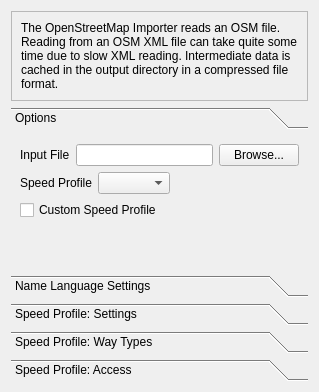
First picture: the form in plugins/osmimporter/oisettingsdialog.ui, repository shentok/MoNav, before the edit.
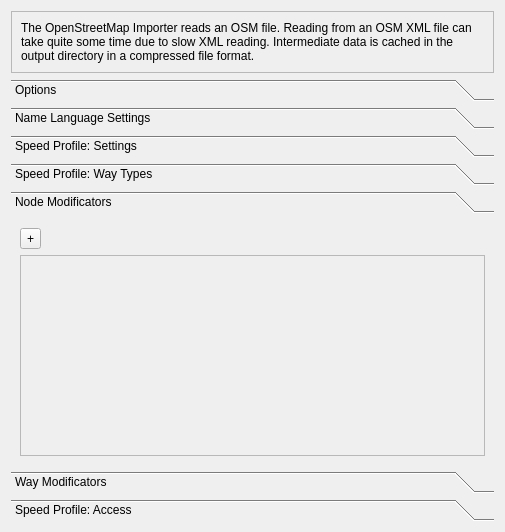
Second picture: the form after the edit. The open tabs and pages were chosen to show the change.

What changed in the file:
```diff
--- a/plugins/osmimporter/oisettingsdialog.ui
+++ b/plugins/osmimporter/oisettingsdialog.ui
@@ -5,6 +5,14 @@
   <property name="windowModality">
    <enum>Qt::NonModal</enum>
   </property>
+  <property name="geometry">
+   <rect>
+    <x>0</x>
+    <y>0</y>
+    <width>505</width>
+    <height>532</height>
+   </rect>
+  </property>
   <property name="sizePolicy">
    <sizepolicy hsizetype="Fixed" vsizetype="Fixed">
     <horstretch>0</horstretch>
@@ -59,8 +67,8 @@
        <rect>
         <x>0</x>
         <y>0</y>
-        <width>303</width>
-        <height>152</height>
+        <width>487</width>
+        <height>242</height>
        </rect>
       </property>
       <attribute name="label">
@@ -424,6 +432,98 @@
        </item>
       </layout>
      </widget>
+     <widget class="QWidget" name="page_6">
+      <property name="geometry">
+       <rect>
+        <x>0</x>
+        <y>0</y>
+        <width>487</width>
+        <height>242</height>
+       </rect>
+      </property>
+      <attribute name="label">
+       <string>Node Modificators</string>
+      </attribute>
+      <layout class="QVBoxLayout" name="verticalLayout_7">
+       <item>
+        <widget class="QToolButton" name="addNodeModificator">
+         <property name="text">
+          <string>+</string>
+         </property>
+        </widget>
+       </item>
+       <item>
+        <widget class="QScrollArea" name="nodeModificators">
+         <property name="widgetResizable">
+          <bool>true</bool>
+         </property>
+         <widget class="QWidget" name="scrollAreaWidgetContents">
+          <property name="geometry">
+           <rect>
+            <x>0</x>
+            <y>0</y>
+            <width>467</width>
+            <height>18</height>
+           </rect>
+          </property>
+          <property name="sizePolicy">
+           <sizepolicy hsizetype="Preferred" vsizetype="Maximum">
+            <horstretch>0</horstretch>
+            <verstretch>0</verstretch>
+           </sizepolicy>
+          </property>
+          <layout class="QVBoxLayout" name="verticalLayout_9"/>
+         </widget>
+        </widget>
+       </item>
+      </layout>
+     </widget>
+     <widget class="QWidget" name="Page_7">
+      <property name="geometry">
+       <rect>
+        <x>0</x>
+        <y>0</y>
+        <width>100</width>
+        <height>129</height>
+       </rect>
+      </property>
+      <attribute name="label">
+       <string>Way Modificators</string>
+      </attribute>
+      <layout class="QVBoxLayout" name="verticalLayout_8">
+       <item>
+        <widget class="QToolButton" name="addWayModificator">
+         <property name="text">
+          <string>+</string>
+         </property>
+        </widget>
+       </item>
+       <item>
+        <widget class="QScrollArea" name="wayModificators">
+         <property name="widgetResizable">
+          <bool>true</bool>
+         </property>
+         <widget class="QWidget" name="scrollAreaWidgetContents_2">
+          <property name="geometry">
+           <rect>
+            <x>0</x>
+            <y>0</y>
+            <width>98</width>
+            <height>18</height>
+           </rect>
+          </property>
+          <property name="sizePolicy">
+           <sizepolicy hsizetype="Preferred" vsizetype="Maximum">
+            <horstretch>0</horstretch>
+            <verstretch>0</verstretch>
+           </sizepolicy>
+          </property>
+          <layout class="QGridLayout" name="gridLayout_2"/>
+         </widget>
+        </widget>
+       </item>
+      </layout>
+     </widget>
      <widget class="QWidget" name="page_3">
       <property name="geometry">
        <rect>
```
Left out of the diff: 8 changed lines with no effect on the pictures.
